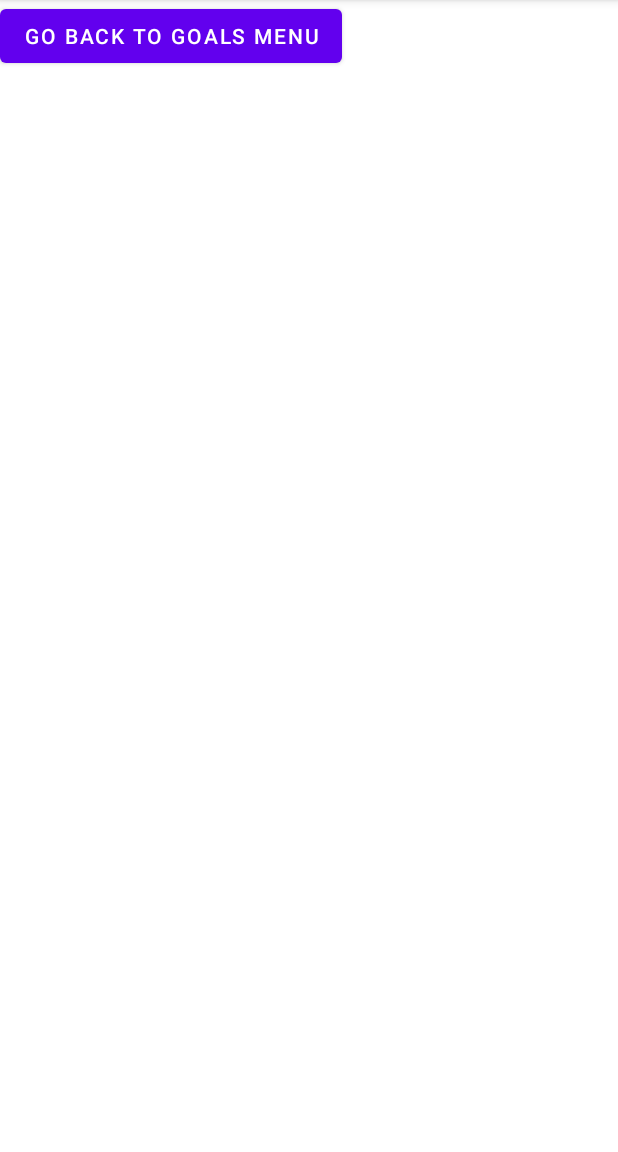
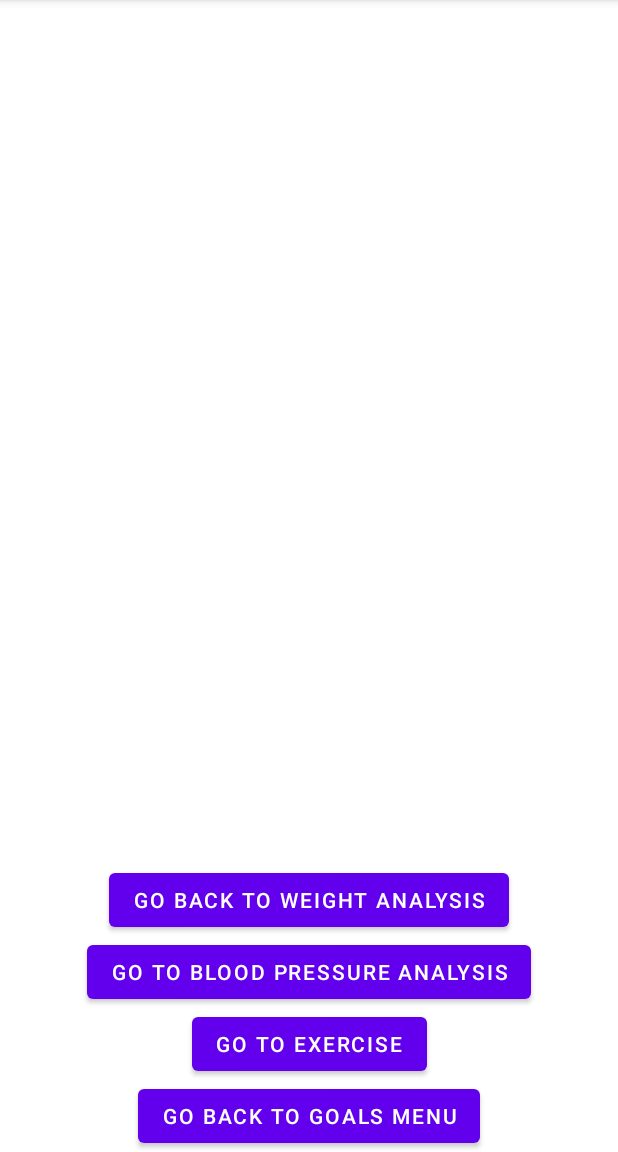
Before and after one commit to TheLizardKing45/HealthCompanion, an Android app: the screen it shows after launch (BodyMenuActivity), after a tap on "GO TO BODY MENU", on a phone screen of 412 x 824 dp, the part 84-1236 px from its top. Run offline under Robolectric (Android 15) with nearby library versions, the phone set to English and light mode, and no system bars.

Commit message:
google services

```diff
--- a/app/src/main/AndroidManifest.xml
+++ b/app/src/main/AndroidManifest.xml
@@ -11,7 +11,11 @@
             android:roundIcon="@mipmap/ic_launcher_round"
             android:supportsRtl="true"
             android:theme="@style/Theme.MyApplication">
-        <activity android:name=".BodyMenuActivity"></activity>
+        <activity android:name=".BodyHealthWeightActivity"></activity>
+        <activity android:name=".BodyHealthBloodActivity" />
+        <activity android:name=".BodyHealthExerciseActivity" />
+        <activity android:name=".MentalMenuActivity" />
+        <activity android:name=".BodyMenuActivity" />
         <activity android:name=".GoalsMenuActivity">
             <intent-filter>
                 <action android:name="android.intent.action.MAIN" />
--- a/app/src/main/java/com/example/myapplication/BodyMenuActivity.java
+++ b/app/src/main/java/com/example/myapplication/BodyMenuActivity.java
@@ -2,9 +2,12 @@ package com.example.myapplication;
 
 import androidx.appcompat.app.AppCompatActivity;
 
+import android.content.Intent;
 import android.os.Bundle;
 import android.view.View;
 import android.widget.Button;
+
+import com.example.myapplication.body.BodyHealthBloodPressure;
 
 public class BodyMenuActivity extends AppCompatActivity {
 
@@ -14,9 +17,49 @@ public class BodyMenuActivity extends AppCompatActivity {
         setContentView(R.layout.activity_body_menu);
 
         configureGoalsButton();
+        configureBodyHealthExerciseButton();
+        configureBodyHealthBloodPressureButton();
     }
 
 
+    //go to weight
+    private void configureBodyHealthWeight() {
+        Button bodyHealthWeightButton = (Button) findViewById(R.id.weightButton);
+        bodyHealthWeightButton.setOnClickListener(new View.OnClickListener() {
+            @Override
+            public void onClick(View v) {
+                startActivity(new Intent(BodyMenuActivity.this, BodyHealthWeightActivity.class));
+            }
+        });
+    }
+
+
+    //go to exercise
+    private void configureBodyHealthExerciseButton() {
+        Button bodyHealthExerciseButton = (Button) findViewById(R.id.exerciseButton);
+        bodyHealthExerciseButton.setOnClickListener(new View.OnClickListener() {
+
+            @Override
+            public void onClick(View v) {
+                startActivity(new Intent(BodyMenuActivity.this, BodyHealthExerciseActivity.class));
+            }
+        });
+    }
+
+    //go to blood pressure
+    private void configureBodyHealthBloodPressureButton() {
+        Button bodyHealthBloodPressureButton = (Button) findViewById(R.id.bloodButton);
+        bodyHealthBloodPressureButton.setOnClickListener(new View.OnClickListener() {
+
+            @Override
+            public void onClick(View v) {
+                startActivity(new Intent(BodyMenuActivity.this, BodyHealthBloodActivity.class));
+            }
+        });
+    }
+
+
+    //goes back
     private void configureGoalsButton() {
         Button goalsButton = (Button) findViewById(R.id.goalsButton);
         goalsButton.setOnClickListener(new View.OnClickListener() {
--- a/app/src/main/java/com/example/myapplication/GoalsMenuActivity.java
+++ b/app/src/main/java/com/example/myapplication/GoalsMenuActivity.java
@@ -14,17 +14,29 @@ public class GoalsMenuActivity extends AppCompatActivity {
         super.onCreate(savedInstanceState);
         setContentView(R.layout.activity_main);
 
-        configureNextButtion();
+        configureBodyButton();
+        configureMentalButton();
     }
 
 
-    private void configureNextButtion() {
-        Button nextButton = (Button) findViewById(R.id.nextButton);
-        nextButton.setOnClickListener(new View.OnClickListener() {
+    private void configureBodyButton() {
+        Button bodyButton = (Button) findViewById(R.id.bodyButton);
+        bodyButton.setOnClickListener(new View.OnClickListener() {
             @Override
             public void onClick(View v) {
                 startActivity(new Intent(GoalsMenuActivity.this, BodyMenuActivity.class));
             }
         });
     }
+
+
+    private void configureMentalButton() {
+        Button mentalButton = (Button) findViewById(R.id.mentalButton);
+        mentalButton.setOnClickListener(new View.OnClickListener() {
+            @Override
+            public void onClick(View v) {
+                startActivity(new Intent(GoalsMenuActivity.this, MentalMenuActivity.class));
+            }
+        });
+    }
 }
--- a/app/src/main/res/layout/activity_body_menu.xml
+++ b/app/src/main/res/layout/activity_body_menu.xml
@@ -11,6 +11,34 @@
             android:layout_width="wrap_content"
             android:layout_height="wrap_content"
             android:id="@+id/goalsButton"
-            tools:layout_editor_absoluteY="508dp"
-            tools:layout_editor_absoluteX="196dp" />
+            app:layout_constraintStart_toStartOf="parent"
+            app:layout_constraintEnd_toEndOf="parent"
+            app:layout_constraintBottom_toBottomOf="parent" />
+
+    <Button
+            android:text="Go to Exercise"
+            android:layout_width="wrap_content"
+            android:layout_height="wrap_content"
+            android:id="@+id/exerciseButton"
+            app:layout_constraintBottom_toTopOf="@+id/goalsButton"
+            app:layout_constraintStart_toStartOf="parent"
+            app:layout_constraintEnd_toEndOf="parent" />
+
+    <Button
+            android:text="Go to Blood Pressure Analysis"
+            android:layout_width="wrap_content"
+            android:layout_height="wrap_content"
+            android:id="@+id/bloodButton"
+            app:layout_constraintStart_toStartOf="parent"
+            app:layout_constraintEnd_toEndOf="parent"
+            app:layout_constraintBottom_toTopOf="@+id/exerciseButton" />
+
+    <Button
+            android:text="Go back to Weight Analysis"
+            android:layout_width="wrap_content"
+            android:layout_height="wrap_content"
+            android:id="@+id/weightButton"
+            app:layout_constraintBottom_toTopOf="@+id/bloodButton"
+            app:layout_constraintStart_toStartOf="parent"
+            app:layout_constraintEnd_toEndOf="parent" />
 </androidx.constraintlayout.widget.ConstraintLayout>
```
Also changed, not shown: app/src/main/java/com/example/myapplication/BodyHealthBloodActivity.java (added, +31 -0 lines), app/src/main/java/com/example/myapplication/BodyHealthExerciseActivity.java (added, +30 -0 lines), app/src/main/java/com/example/myapplication/BodyHealthWeightActivity.java (added, +30 -0 lines), app/src/main/java/com/example/myapplication/MentalMenuActivity.java (added, +33 -0 lines), app/src/main/res/layout/activity_body_health_blood.xml (added, +16 -0 lines), app/src/main/res/layout/activity_body_health_exercise.xml (added, +16 -0 lines), app/src/main/res/layout/activity_body_health_weight.xml (added, +16 -0 lines), app/src/main/res/layout/activity_main.xml (+15 -4 lines), app/src/main/res/layout/activity_mental_menu.xml (added, +16 -0 lines).
